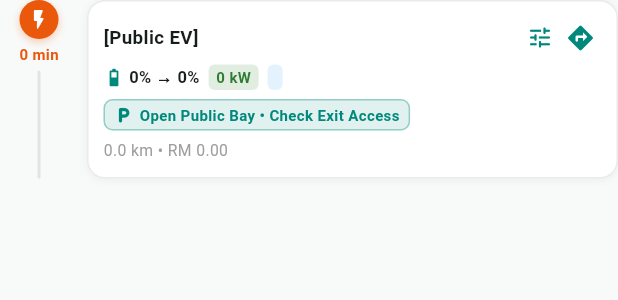
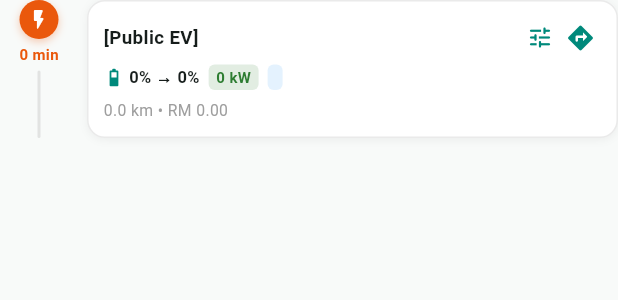
Before and after one commit to ariff-dev04/chargetrail-v2, a Flutter app: the ChargingStopTile widget shown alone on an empty page, opened directly with empty values, on a phone screen of 412 x 824 dp. Shown: the top 300 px of the screen. Run offline on Flutter 3.47's test engine with Material 3 defaults, Android fonts, the phone set to English and light mode, and no system bars; our stand-ins replace dio, flutter_map, flutter_riverpod, geolocator, latlong2, shared_preferences; accounts and stored records are empty; network calls fail.

Commit message:
revert(routing): roll back M9.4 Tesla Supercharger corridor overrides to restore highway stop spacing

```diff
--- a/frontend/lib/features/routing/presentation/route_controller.dart
+++ b/frontend/lib/features/routing/presentation/route_controller.dart
@@ -315,8 +315,6 @@ class RouteNotifier extends Notifier<RouteState> {
     try {
       final repo = ref.read(routeRepositoryProvider);
       final activeVehicle = ref.read(vehicleControllerProvider).activeVehicle;
-      final vehicleName = '${activeVehicle.brand} ${activeVehicle.modelName}';
-      final isTesla = vehicleName.toLowerCase().contains('tesla');
 
       final plan = await repo.calculateRoutePlan(
         origin: state.selectedOrigin!,
@@ -327,8 +325,6 @@ class RouteNotifier extends Notifier<RouteState> {
         stopStrategy: state.stopStrategy,
         targetArrivalSocPct: state.targetArrivalSocPct,
         preferEasyAccess: state.preferEasyAccess,
-        vehicleName: vehicleName,
-        isTeslaVehicle: isTesla,
       );
 
       if (_disposed) return;
--- a/frontend/lib/features/routing/presentation/widgets/charging_stop_tile.dart
+++ b/frontend/lib/features/routing/presentation/widgets/charging_stop_tile.dart
@@ -1,7 +1,6 @@
 import 'package:flutter/material.dart';
 import 'package:flutter_riverpod/flutter_riverpod.dart';
 import '../../../../core/theme/app_theme.dart';
-import '../../../stations/domain/station_model.dart';
 import '../../../stations/presentation/widgets/operator_marker_badge.dart';
 import '../../../stations/presentation/widgets/station_detail_sheet.dart';
 import '../../domain/route_models.dart';
@@ -124,7 +123,7 @@ class ChargingStopTile extends ConsumerWidget {
                     ),
                     const SizedBox(height: 4),
 
-                    // Subtitle row: SoC progress, kW badge, parking badge
+                    // Subtitle row: SoC progress, kW badge, access badge
                     Wrap(
                       spacing: 6,
                       runSpacing: 4,
@@ -168,10 +167,6 @@ class ChargingStopTile extends ConsumerWidget {
                     ),
                     const SizedBox(height: 6),
 
-                    // Access & Toll-Exit Advisory Chip
-                    _buildAccessAdvisoryChip(stop.station, isDark),
-                    const SizedBox(height: 6),
-
                     Row(
                       mainAxisAlignment: MainAxisAlignment.spaceBetween,
                       children: [
@@ -199,54 +194,12 @@ class ChargingStopTile extends ConsumerWidget {
     );
   }
 
-  Widget _buildAccessAdvisoryChip(ChargingStation station, bool isDark) {
-    final name = station.name.toLowerCase();
-    final op = (station.operatorName ?? '').toLowerCase();
-    final isTesla = name.contains('tesla') || name.contains('supercharger') || op.contains('tesla');
-    final pLevel = (station.parkingLevel ?? '').toLowerCase();
-    final isIndoorOrMall = pLevel.contains('multi-storey') || pLevel.contains('indoor') || pLevel.contains('carpark') || name.contains('mall') || name.contains('outlet');
-    final isRnR = pLevel.contains('highway r&r') || name.contains('r&r') || name.contains('rsa');
-
-    final Color bgColor;
-    final Color fgColor;
-    final IconData icon;
-    final String label;
-
-    if (isTesla || isIndoorOrMall) {
-      bgColor = isTesla ? const Color(0xFFDC2626).withValues(alpha: 0.12) : Colors.amber.withValues(alpha: 0.15);
-      fgColor = isTesla ? const Color(0xFFDC2626) : (isDark ? Colors.amber[300]! : Colors.amber[900]!);
-      icon = Icons.alt_route_rounded;
-      label = isTesla ? 'Tesla Supercharger • Exit Highway / Mall Parking' : 'Toll Exit Detour • Mall / Paid Parking';
-    } else if (isRnR) {
-      bgColor = AppTheme.successGreen.withValues(alpha: 0.14);
-      fgColor = AppTheme.successGreen;
-      icon = Icons.add_road_rounded;
-      label = 'Direct Highway R&R • Easy Access';
-    } else {
-      bgColor = AppTheme.primaryTeal.withValues(alpha: 0.12);
-      fgColor = AppTheme.primaryTeal;
-      icon = Icons.local_parking_rounded;
-      label = 'Open Public Bay • Check Exit Access';
-    }
-
-    return Container(
-      padding: const EdgeInsets.symmetric(horizontal: 6, vertical: 2.5),
-      decoration: BoxDecoration(color: bgColor, borderRadius: BorderRadius.circular(6), border: Border.all(color: fgColor.withValues(alpha: 0.35))),
-      child: Row(
-        mainAxisSize: MainAxisSize.min,
-        children: [
-          Icon(icon, size: 13, color: fgColor),
-          const SizedBox(width: 4),
-          Flexible(child: Text(label, style: TextStyle(fontSize: 10, fontWeight: FontWeight.w600, color: fgColor), maxLines: 1, overflow: TextOverflow.ellipsis)),
-        ],
-      ),
-    );
-  }
-
   void _showVicinitySwapSheet(BuildContext context, WidgetRef ref) {
     showModalBottomSheet<void>(
       context: context,
-      shape: const RoundedRectangleBorder(borderRadius: BorderRadius.vertical(top: Radius.circular(16))),
+      shape: const RoundedRectangleBorder(
+        borderRadius: BorderRadius.vertical(top: Radius.circular(16)),
+      ),
       builder: (ctx) {
         return SafeArea(
           child: Padding(
@@ -259,11 +212,22 @@ class ChargingStopTile extends ConsumerWidget {
                   children: [
                     const Icon(Icons.alt_route, color: AppTheme.primaryTeal, size: 20),
                     const SizedBox(width: 8),
-                    const Expanded(child: Text('Vicinity Chargers Along Corridor', style: TextStyle(fontSize: 14, fontWeight: FontWeight.bold))),
-                    IconButton(icon: const Icon(Icons.close, size: 18), onPressed: () => Navigator.pop(ctx)),
+                    const Expanded(
+                      child: Text(
+                        'Vicinity Chargers Along Corridor',
+                        style: TextStyle(fontSize: 14, fontWeight: FontWeight.bold),
+                      ),
+                    ),
+                    IconButton(
+                      icon: const Icon(Icons.close, size: 18),
+                      onPressed: () => Navigator.pop(ctx),
+                    ),
                   ],
                 ),
-                Text('Current stop #${stopIndex + 1}: ${stop.station.name}', style: const TextStyle(fontSize: 11, color: Colors.grey)),
+                Text(
+                  'Current stop #${stopIndex + 1}: ${stop.station.name}',
+                  style: const TextStyle(fontSize: 11, color: Colors.grey),
+                ),
                 const Divider(height: 16),
                 Flexible(
                   child: ListView.separated(
@@ -280,13 +244,27 @@ class ChargingStopTile extends ConsumerWidget {
                           backgroundColor: AppTheme.primaryTeal.withValues(alpha: 0.15),
                           child: const Icon(Icons.ev_station, color: AppTheme.primaryTeal, size: 18),
                         ),
-                        title: Text(alt.name, style: const TextStyle(fontSize: 12, fontWeight: FontWeight.bold)),
-                        subtitle: Text('${alt.operatorName} • ${alt.maxPowerKw.toInt()} kW • ${alt.city}\n${alt.parkingLevel}', style: const TextStyle(fontSize: 10), maxLines: 2),
+                        title: Text(
+                          alt.name,
+                          style: const TextStyle(fontSize: 12, fontWeight: FontWeight.bold),
+                        ),
+                        subtitle: Text(
+                          '${alt.operatorName} • ${alt.maxPowerKw.toInt()} kW • ${alt.city}\n${alt.parkingLevel}',
+                          style: const TextStyle(fontSize: 10),
+                          maxLines: 2,
+                        ),
                         trailing: ElevatedButton(
                           key: Key('prioritize_stop_${alt.id}'),
-                          style: ElevatedButton.styleFrom(backgroundColor: AppTheme.primaryTeal, foregroundColor: Colors.white, padding: const EdgeInsets.symmetric(horizontal: 10, vertical: 6), minimumSize: const Size(80, 30)),
+                          style: ElevatedButton.styleFrom(
+                            backgroundColor: AppTheme.primaryTeal,
+                            foregroundColor: Colors.white,
+                            padding: const EdgeInsets.symmetric(horizontal: 10, vertical: 6),
+                            minimumSize: const Size(80, 30),
+                          ),
                           onPressed: () {
-                            ref.read(routeControllerProvider.notifier).swapStopStation(stopIndex, alt);
+                            ref
+                                .read(routeControllerProvider.notifier)
+                                .swapStopStation(stopIndex, alt);
                             Navigator.pop(ctx);
                           },
                           child: const Text('Prioritize Stop', style: TextStyle(fontSize: 11)),
```
Also changed, not shown: frontend/lib/features/routing/data/route_repository.dart (+3 -22 lines), frontend/lib/features/routing/domain/route_models.dart (+2 -7 lines), 4 other files.
